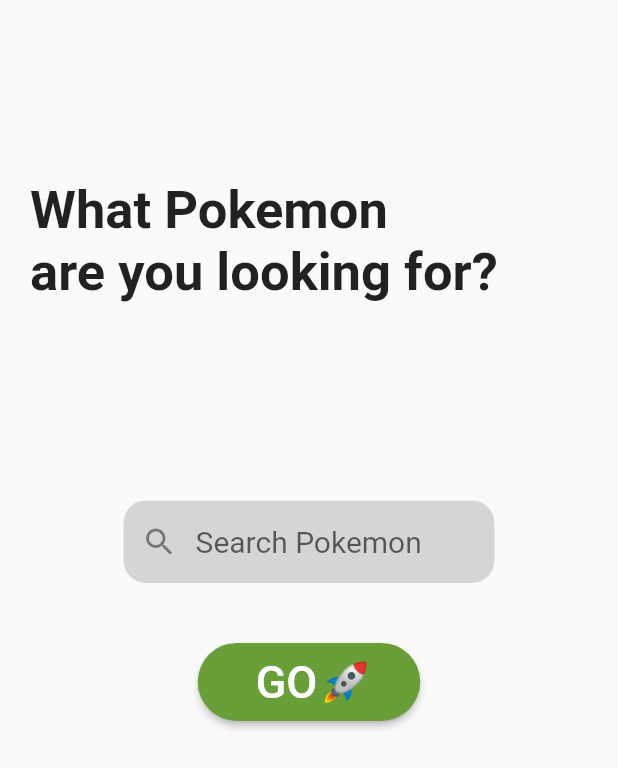
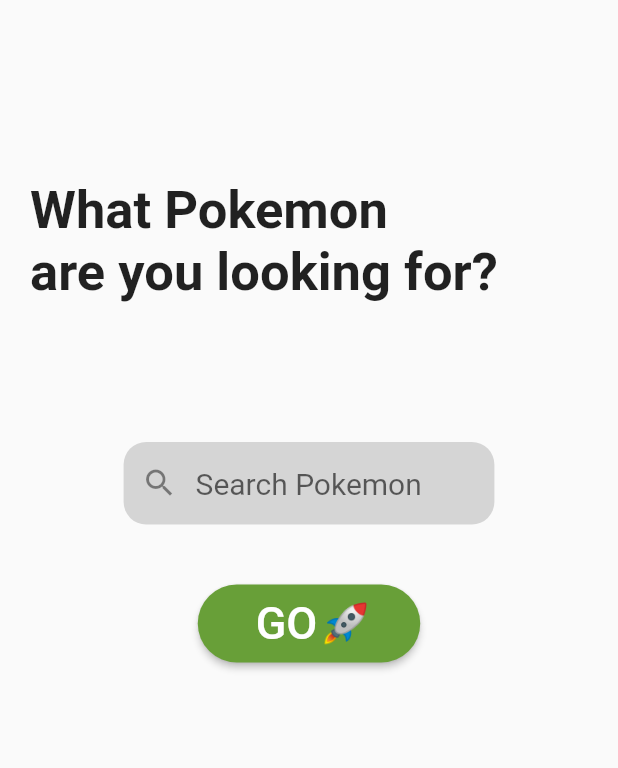
Before and after one commit to blayziken/Pokedex, a Flutter app: the Search screen opened by its route, on a phone screen of 412 x 824 dp. Shown: the top 768 px of the screen. Run offline on Flutter 3.47's test engine with Material 2 defaults, Android fonts, the light colour scheme and no system bars; network calls fail.

Commit message:
still resizing

```diff
--- a/lib/Screens/home.dart
+++ b/lib/Screens/home.dart
@@ -70,7 +70,7 @@
                 onPressed: () {
                   Navigator.pushNamed(
                     context,
-                    '/run',
+                    '/generation-1',
                   );
                 },
                 child: Container(
--- a/lib/Screens/search.dart
+++ b/lib/Screens/search.dart
@@ -15,22 +15,6 @@
   _SearchState createState() => _SearchState();
 }
 
-//void getData(searchName) async {
-//  NetworkAPI networkAPI =
-//      NetworkAPI('https://pokeapi.co/api/v2/pokemon/$searchName');
-//
-//  var pokemonData = await networkAPI.getData();
-//
-//  Navigator.push(
-//    context,
-//    MaterialPageRoute(
-//      builder: (context) => DetailScreen(
-//        result: pokemonData,
-//      ),
-//    ),
-//  );
-//}
-
 class _SearchState extends State<Search> {
   String searchName;
 
@@ -39,7 +23,8 @@
     var media = MediaQuery.of(context).size;
 
     return Scaffold(
-      body: SafeArea(
+      body: SingleChildScrollView(
+        child: SafeArea(
           child: Padding(
             padding: const EdgeInsets.all(20.0),
             child: Container(
@@ -70,7 +55,7 @@
                     ),
                   ),
                   Expanded(
-                  flex: 2,
+                    flex: 3,
                     child: Center(
                       child: Column(
                         children: <Widget>[
@@ -144,6 +129,7 @@
             ),
           ),
         ),
+      ),
     );
   }
 }
--- a/lib/main.dart
+++ b/lib/main.dart
@@ -6,7 +6,7 @@
 import 'package:poke_search/Screens/splash.dart';
 import 'package:poke_search/tests/containerGrid.dart';
 import 'package:poke_search/tests/grid_shit.dart';
-import 'file:///C:/Users/Administrator/AndroidStudioProjects/poke_search/lib/Screens/widgets/TabTest.dart';
+import 'file:///C:/Users/Administrator/AndroidStudioProjects/poke_search/lib/Screens/widgets/TabGeneral.dart';
 import 'package:poke_search/tests/httpTest.dart';
 import 'package:poke_search/tests/screen.dart';
 import './tests/ChooseSplash.dart';
```
Also changed, not shown: lib/Screens/detail.dart (+4 -4 lines), lib/Screens/widgets/TabGeneral.dart (renamed from lib/Screens/widgets/TabTest.dart, +5 -4 lines). Lines whose indentation alone changed are shown as unchanged.
